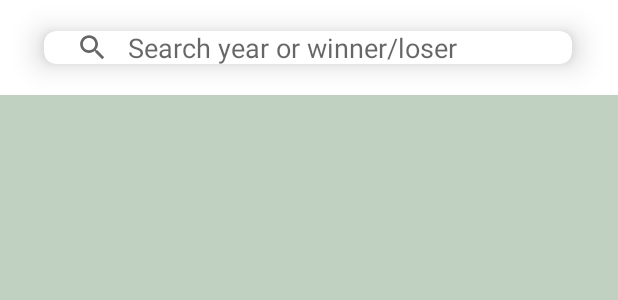
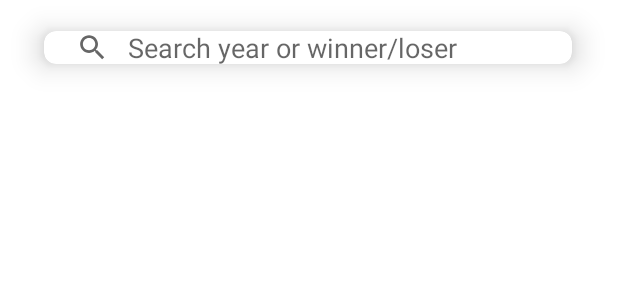
Before and after one commit to andrezzab/PiorFilmeAwards, an Android app: the layout fragment_list.xml on its own in the app's theme, with its tools: preview values and no code run, on a phone screen of 412 x 824 dp. Shown: the top 300 px of the screen. Run offline under Robolectric (Android 15) with nearby library versions, the phone set to English and light mode, and no system bars.

Commit message:
Add files via upload

```diff
--- a/app/src/main/res/layout/fragment_list.xml
+++ b/app/src/main/res/layout/fragment_list.xml
@@ -31,7 +31,6 @@
         android:id="@+id/recyclerView"
         android:layout_width="0dp"
         android:layout_height="0dp"
-        android:background="@color/green"
         app:layout_constraintBottom_toBottomOf="parent"
         app:layout_constraintEnd_toEndOf="parent"
         app:layout_constraintHorizontal_bias="0.0"
```
